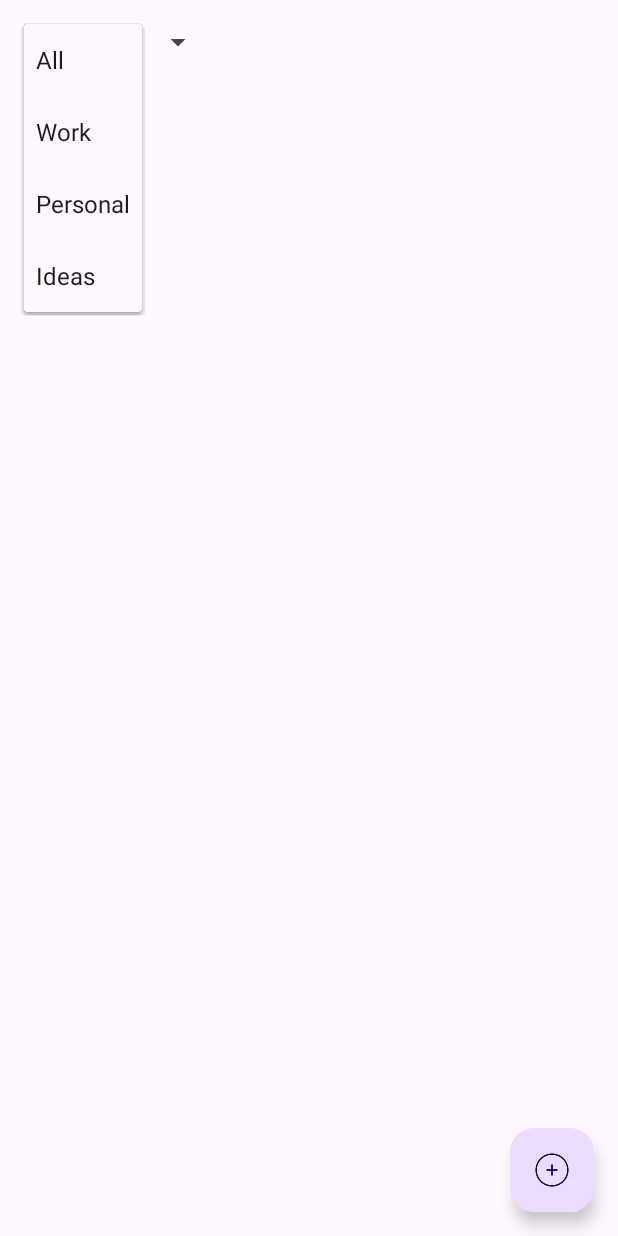
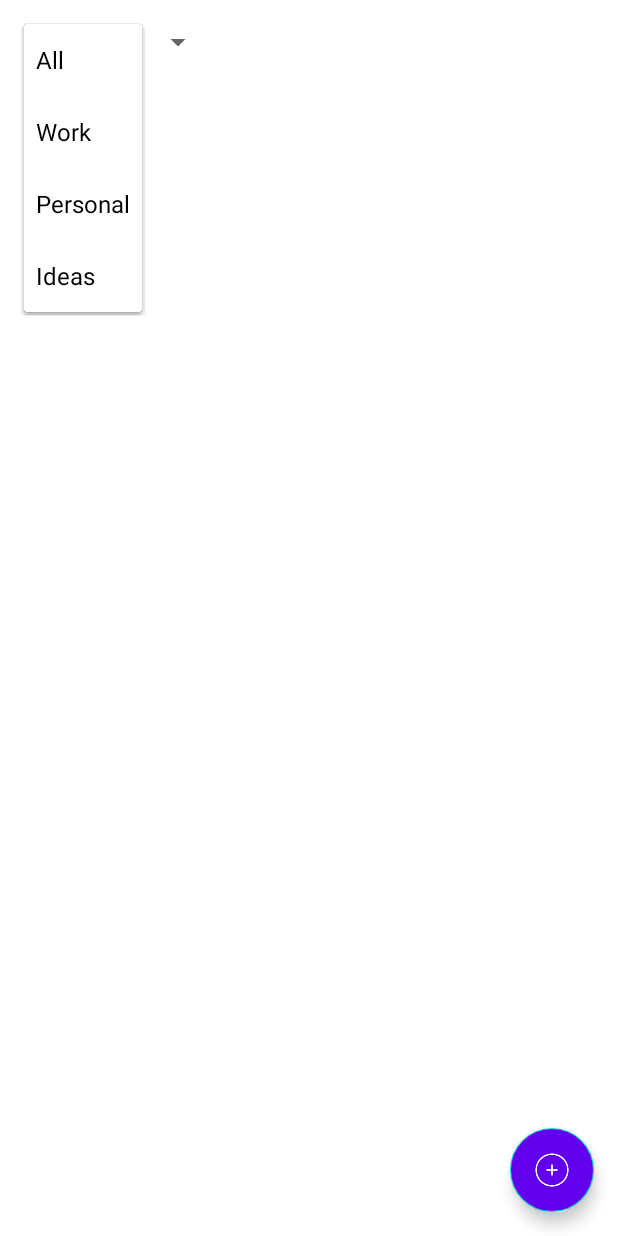
Before and after one commit to adhwaith2104/Notes-Project, an Android app: the screen it shows after launch (HomeActivity), after a tap on "All", on a phone screen of 412 x 824 dp. Run offline under Robolectric (Android 15) with nearby library versions, the phone set to English and light mode, and no system bars.

Commit message:
new files

```diff
--- a/NotesProject/app/src/main/java/com/example/notes_project/HomeActivity.java
+++ b/NotesProject/app/src/main/java/com/example/notes_project/HomeActivity.java
@@ -1,56 +1,26 @@
 package com.example.notes_project;
 
-import android.database.Cursor;
-import android.database.sqlite.SQLiteDatabase;
+import android.content.Intent;
 import android.os.Bundle;
-import android.widget.Toast;
 import androidx.appcompat.app.AppCompatActivity;
-import androidx.recyclerview.widget.LinearLayoutManager;
-import androidx.recyclerview.widget.RecyclerView;
-
-import java.util.ArrayList;
+import com.google.android.material.floatingactionbutton.FloatingActionButton;
 
 public class HomeActivity extends AppCompatActivity {
 
-    private RecyclerView notesRecyclerView;
-    private NotesAdapter notesAdapter;
-    private ArrayList<Note> notesList;
-    private DatabaseHelper dbHelper;
+    private FloatingActionButton fabAddNote;
 
     @Override
     protected void onCreate(Bundle savedInstanceState) {
         super.onCreate(savedInstanceState);
-        setContentView(R.layout.activity_home);
+        setContentView(R.layout.activity_home); // This is your home screen layout
 
-        notesRecyclerView = findViewById(R.id.notesRecyclerView);
-        notesRecyclerView.setLayoutManager(new LinearLayoutManager(this));
+        // Initialize the Floating Action Button (FAB)
+        fabAddNote = findViewById(R.id.fabAddNote);
 
-        dbHelper = new DatabaseHelper(this);
-
-        notesList = new ArrayList<>();
-        loadNotes();
-
-        notesAdapter = new NotesAdapter(notesList);
-        notesRecyclerView.setAdapter(notesAdapter);
-    }
-
-    private void loadNotes() {
-        SQLiteDatabase db = dbHelper.getReadableDatabase();
-        String[] projection = {
-                DatabaseHelper.COLUMN_ID,
-                DatabaseHelper.COLUMN_TITLE,
-                DatabaseHelper.COLUMN_CONTENT,
-                DatabaseHelper.COLUMN_CATEGORY
-        };
-
-        Cursor cursor = db.query(DatabaseHelper.TABLE_NOTES, projection, null, null, null, null, null);
-
-        while (cursor.moveToNext()) {
-            String title = cursor.getString(cursor.getColumnIndexOrThrow(DatabaseHelper.COLUMN_TITLE));
-            String content = cursor.getString(cursor.getColumnIndexOrThrow(DatabaseHelper.COLUMN_CONTENT));
-            String category = cursor.getString(cursor.getColumnIndexOrThrow(DatabaseHelper.COLUMN_CATEGORY));
-            notesList.add(new Note(title, content, category));
-        }
-        cursor.close();
+        // Set up click listener for FAB to launch AddNoteActivity
+        fabAddNote.setOnClickListener(v -> {
+            Intent intent = new Intent(HomeActivity.this, AddNoteActivity.class);
+            startActivity(intent);
+        });
     }
 }
--- a/NotesProject/app/src/main/res/layout/activity_home.xml
+++ b/NotesProject/app/src/main/res/layout/activity_home.xml
@@ -1,7 +1,8 @@
 <?xml version="1.0" encoding="utf-8"?>
 <RelativeLayout xmlns:android="http://schemas.android.com/apk/res/android"
     android:layout_width="match_parent"
-    android:layout_height="match_parent">
+    android:layout_height="match_parent"
+    android:background="#FFFFFF">
 
     <!-- Dropdown/Spinner for Filtering Notes by Category -->
     <Spinner
@@ -10,7 +11,7 @@
         android:layout_height="wrap_content"
         android:layout_alignParentTop="true"
         android:layout_margin="16dp"
-        android:entries="@array/category_array" /> <!-- Define categories in strings.xml -->
+        android:entries="@array/category_array" /> <!-- Array with 'All' for filtering -->
 
     <!-- RecyclerView to Display Notes -->
     <androidx.recyclerview.widget.RecyclerView
@@ -28,6 +29,8 @@
         android:layout_alignParentEnd="true"
         android:layout_alignParentBottom="true"
         android:layout_margin="16dp"
-        android:src="@drawable/add" />
+        android:src="@drawable/add"
+        android:tint="#FFFFFF"
+        android:backgroundTint="#6200EE"/>
 
 </RelativeLayout>
--- a/NotesProject/app/src/main/res/values/colors.xml
+++ b/NotesProject/app/src/main/res/values/colors.xml
@@ -2,4 +2,9 @@
 <resources>
     <color name="black">#FF000000</color>
     <color name="white">#FFFFFFFF</color>
+        <color name="purple_500">#9C27B0</color> <!-- Modify with your desired color -->
+        <color name="purple_700">#7B1FA2</color> <!-- Modify with your desired color -->
+        <color name="teal_200">#03DAC5</color> <!-- Modify with your desired color -->
+        <color name="teal_700">#018786</color> <!-- Modify with your desired color -->
+
 </resources>
--- a/NotesProject/app/src/main/res/values/strings.xml
+++ b/NotesProject/app/src/main/res/values/strings.xml
@@ -1,7 +1,16 @@
 <resources>
-    <string name="app_name">Notes-Project</string>
+    <string name="app_name">NotesProject</string>
+
+    <!-- Category Array for HomeActivity (including 'All') -->
     <string-array name="category_array">
-        <item>All</item>
+        <item>All</item> <!-- 'All' will be used in HomeActivity for filtering -->
+        <item>Work</item>
+        <item>Personal</item>
+        <item>Ideas</item>
+    </string-array>
+
+    <!-- New category array without 'All' for AddNoteActivity -->
+    <string-array name="category_array_without_all">
         <item>Work</item>
         <item>Personal</item>
         <item>Ideas</item>
--- a/NotesProject/app/src/main/res/values/themes.xml
+++ b/NotesProject/app/src/main/res/values/themes.xml
@@ -1,9 +1,23 @@
 <resources xmlns:tools="http://schemas.android.com/tools">
-    <!-- Base application theme. -->
-    <style name="Base.Theme.NotesProject" parent="Theme.Material3.DayNight.NoActionBar">
-        <!-- Customize your light theme here. -->
-        <!-- <item name="colorPrimary">@color/my_light_primary</item> -->
+    <!-- Base application theme -->
+    <style name="Base.Theme.NotesProject" parent="Theme.MaterialComponents.DayNight.NoActionBar">
+        <item name="colorPrimary">@color/purple_500</item>
+        <item name="colorPrimaryVariant">@color/purple_700</item>
+        <item name="colorOnPrimary">@android:color/white</item>
+        <item name="colorSecondary">@color/teal_200</item>
+        <item name="colorSecondaryVariant">@color/teal_700</item>
+        <item name="colorOnSecondary">@android:color/white</item>
+        <item name="android:windowBackground">@android:color/white</item>
     </style>
 
-    <style name="Theme.NotesProject" parent="Base.Theme.NotesProject" />
+    <!-- Theme for the app -->
+    <style name="Theme.NotesProject" parent="Base.Theme.NotesProject">
+        <!-- Additional customizations can be added here -->
+    </style>
+
+    <!-- Customize EditText -->
+    <style name="CustomEditText" parent="Widget.MaterialComponents.TextInputLayout.OutlinedBox">
+        <item name="android:background">@drawable/edittext_background</item>
+        <item name="android:padding">@dimen/padding_medium</item>
+    </style>
 </resources>
```
Also changed, not shown: NotesProject/app/src/main/java/com/example/notes_project/AddNoteActivity.java (+1 -59 lines), NotesProject/app/src/main/res/layout/activity_add_note.xml (+22 -14 lines), NotesProject/app/src/main/res/layout/activity_main.xml (indentation only).
